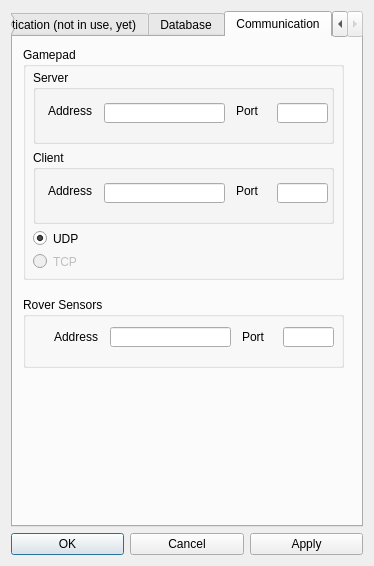
Above: src/designer/settings.ui from marsinstituteSC/MissionControl before the change. Below: the same form after it.
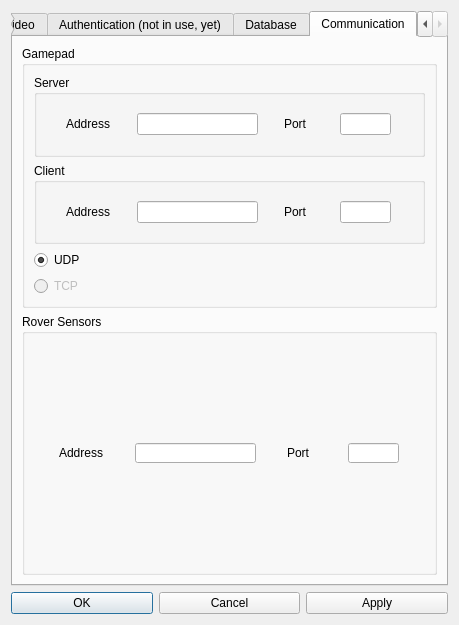
That is the form after the change. The open tabs and pages were chosen to show the change.

Commit message:
- Send resolution to udp and ui changes.
- Set layouts for new settings menu tabs for scaling.
- Increased the max size of settings menu.
- Settings now send the package containing the camera name and the new resolution to the udp connection.

Diff of the .ui file:
```diff
--- a/src/designer/settings.ui
+++ b/src/designer/settings.ui
@@ -6,14 +6,14 @@
    <rect>
     <x>0</x>
     <y>0</y>
-    <width>374</width>
-    <height>566</height>
+    <width>459</width>
+    <height>625</height>
    </rect>
   </property>
   <property name="maximumSize">
    <size>
-    <width>374</width>
-    <height>566</height>
+    <width>459</width>
+    <height>625</height>
    </size>
   </property>
   <property name="focusPolicy">
@@ -994,15 +994,9 @@
       <attribute name="title">
        <string>Communication</string>
       </attribute>
+      <layout class="QGridLayout" name="gridLayout_7">
+       <item row="0" column="0">
       <widget class="QGroupBox" name="groupBox_6">
-       <property name="geometry">
-        <rect>
-         <x>10</x>
-         <y>10</y>
-         <width>321</width>
-         <height>233</height>
-        </rect>
-       </property>
        <property name="sizePolicy">
         <sizepolicy hsizetype="Preferred" vsizetype="Preferred">
          <horstretch>0</horstretch>
@@ -1018,27 +1012,15 @@
        <property name="title">
         <string>Gamepad</string>
        </property>
+         <layout class="QGridLayout" name="gridLayout_9">
+          <item row="0" column="0">
        <widget class="QGroupBox" name="groupBox_7">
-        <property name="geometry">
-         <rect>
-          <x>10</x>
-          <y>23</y>
-          <width>301</width>
-          <height>74</height>
-         </rect>
-        </property>
         <property name="title">
          <string>Server</string>
         </property>
+            <layout class="QGridLayout" name="gridLayout_20">
+             <item row="0" column="0">
         <widget class="QLabel" name="label_5">
-         <property name="geometry">
-          <rect>
-           <x>15</x>
-           <y>33</y>
-           <width>45</width>
-           <height>16</height>
-          </rect>
-         </property>
          <property name="maximumSize">
           <size>
            <width>45</width>
@@ -1049,18 +1031,12 @@
           <string>Address</string>
          </property>
         </widget>
+             </item>
+             <item row="0" column="1">
         <widget class="QLineEdit" name="server_address">
          <property name="enabled">
           <bool>true</bool>
          </property>
-         <property name="geometry">
-          <rect>
-           <x>71</x>
-           <y>33</y>
-           <width>121</width>
-           <height>20</height>
-          </rect>
-         </property>
          <property name="maximumSize">
           <size>
            <width>121</width>
@@ -1068,15 +1044,9 @@
           </size>
          </property>
         </widget>
+             </item>
+             <item row="0" column="2">
         <widget class="QLabel" name="label_6">
-         <property name="geometry">
-          <rect>
-           <x>203</x>
-           <y>33</y>
-           <width>30</width>
-           <height>16</height>
-          </rect>
-         </property>
          <property name="maximumSize">
           <size>
            <width>30</width>
@@ -1087,15 +1057,9 @@
           <string>Port</string>
          </property>
         </widget>
+             </item>
+             <item row="0" column="3">
         <widget class="QLineEdit" name="server_port">
-         <property name="geometry">
-          <rect>
-           <x>244</x>
-           <y>33</y>
-           <width>51</width>
-           <height>20</height>
-          </rect>
-         </property>
          <property name="maximumSize">
           <size>
            <width>51</width>
@@ -1103,28 +1067,18 @@
           </size>
          </property>
         </widget>
-       </widget>
+             </item>
+            </layout>
+           </widget>
+          </item>
+          <item row="1" column="0">
        <widget class="QGroupBox" name="groupBox_8">
-        <property name="geometry">
-         <rect>
-          <x>10</x>
-          <y>103</y>
-          <width>301</width>
-          <height>74</height>
-         </rect>
-        </property>
         <property name="title">
          <string>Client</string>
         </property>
+            <layout class="QGridLayout" name="gridLayout_21">
+             <item row="0" column="0">
         <widget class="QLabel" name="label_7">
-         <property name="geometry">
-          <rect>
-           <x>15</x>
-           <y>33</y>
-           <width>45</width>
-           <height>16</height>
-          </rect>
-         </property>
          <property name="maximumSize">
           <size>
            <width>45</width>
@@ -1135,15 +1089,9 @@
           <string>Address</string>
          </property>
         </widget>
+             </item>
+             <item row="0" column="1">
         <widget class="QLineEdit" name="client_address">
-         <property name="geometry">
-          <rect>
-           <x>71</x>
-           <y>33</y>
-           <width>121</width>
-           <height>20</height>
-          </rect>
-         </property>
          <property name="maximumSize">
           <size>
            <width>121</width>
@@ -1151,15 +1099,9 @@
           </size>
          </property>
         </widget>
+             </item>
+             <item row="0" column="2">
         <widget class="QLabel" name="label_8">
-         <property name="geometry">
-          <rect>
-           <x>203</x>
-           <y>33</y>
-           <width>30</width>
-           <height>16</height>
-          </rect>
-         </property>
          <property name="maximumSize">
           <size>
            <width>30</width>
@@ -1170,15 +1112,9 @@
           <string>Port</string>
          </property>
         </widget>
+             </item>
+             <item row="0" column="3">
         <widget class="QLineEdit" name="client_port">
-         <property name="geometry">
-          <rect>
-           <x>244</x>
-           <y>33</y>
-           <width>51</width>
-           <height>20</height>
-          </rect>
-         </property>
          <property name="maximumSize">
           <size>
            <width>51</width>
@@ -1186,16 +1122,12 @@
           </size>
          </property>
         </widget>
-       </widget>
+             </item>
+            </layout>
+           </widget>
+          </item>
+          <item row="2" column="0">
        <widget class="QRadioButton" name="radioButton_udp">
-        <property name="geometry">
-         <rect>
-          <x>10</x>
-          <y>183</y>
-          <width>61</width>
-          <height>17</height>
-         </rect>
-        </property>
         <property name="text">
          <string>UDP</string>
         </property>
@@ -1203,60 +1135,28 @@
          <bool>true</bool>
         </property>
        </widget>
+          </item>
+          <item row="3" column="0">
        <widget class="QRadioButton" name="radioButton_tcp">
         <property name="enabled">
          <bool>false</bool>
         </property>
-        <property name="geometry">
-         <rect>
-          <x>10</x>
-          <y>206</y>
-          <width>61</width>
-          <height>17</height>
-         </rect>
-        </property>
         <property name="text">
          <string>TCP</string>
         </property>
        </widget>
-      </widget>
+          </item>
+         </layout>
+        </widget>
+       </item>
+       <item row="1" column="0">
       <widget class="QGroupBox" name="groupBox_10">
-       <property name="geometry">
-        <rect>
-         <x>10</x>
-         <y>260</y>
-         <width>321</width>
-         <height>71</height>
-        </rect>
-       </property>
        <property name="title">
         <string>Rover Sensors</string>
        </property>
-       <widget class="QLineEdit" name="rover_port">
-        <property name="geometry">
-         <rect>
-          <x>260</x>
-          <y>30</y>
-          <width>51</width>
-          <height>20</height>
-         </rect>
-        </property>
-        <property name="maximumSize">
-         <size>
-          <width>51</width>
-          <height>20</height>
-         </size>
-        </property>
-       </widget>
+         <layout class="QGridLayout" name="gridLayout_10">
+          <item row="0" column="0">
        <widget class="QLabel" name="label_34">
-        <property name="geometry">
-         <rect>
-          <x>31</x>
-          <y>30</y>
-          <width>45</width>
-          <height>20</height>
-         </rect>
-        </property>
         <property name="maximumSize">
          <size>
           <width>45</width>
@@ -1267,42 +1167,44 @@
          <string>Address</string>
         </property>
        </widget>
-       <widget class="QLabel" name="label_35">
-        <property name="geometry">
-         <rect>
-          <x>219</x>
-          <y>30</y>
-          <width>30</width>
-          <height>20</height>
-         </rect>
-        </property>
-        <property name="maximumSize">
-         <size>
-          <width>30</width>
-          <height>20</height>
-         </size>
-        </property>
-        <property name="text">
-         <string>Port</string>
-        </property>
-       </widget>
+          </item>
+          <item row="0" column="1">
        <widget class="QLineEdit" name="rover_address">
-        <property name="geometry">
-         <rect>
-          <x>87</x>
-          <y>30</y>
+            <property name="maximumSize">
+             <size>
           <width>121</width>
           <height>20</height>
-         </rect>
-        </property>
+             </size>
+            </property>
+           </widget>
+          </item>
+          <item row="0" column="2">
+           <widget class="QLabel" name="label_35">
         <property name="maximumSize">
          <size>
-          <width>121</width>
+              <width>30</width>
           <height>20</height>
          </size>
         </property>
-       </widget>
-      </widget>
+            <property name="text">
+             <string>Port</string>
+            </property>
+           </widget>
+          </item>
+          <item row="0" column="3">
+           <widget class="QLineEdit" name="rover_port">
+            <property name="maximumSize">
+             <size>
+              <width>51</width>
+              <height>20</height>
+             </size>
+            </property>
+           </widget>
+          </item>
+         </layout>
+        </widget>
+       </item>
+      </layout>
      </widget>
     </widget>
    </item>
```
Left out of the diff: 186 changed lines with no effect on the pictures. Lines whose indentation alone changed are shown as unchanged. The commit also changes 1 other file.
